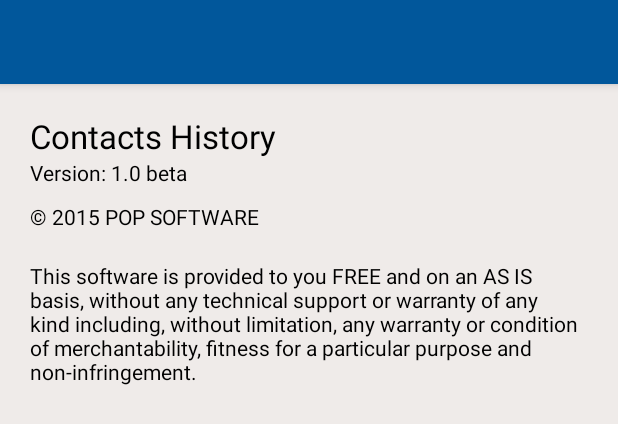
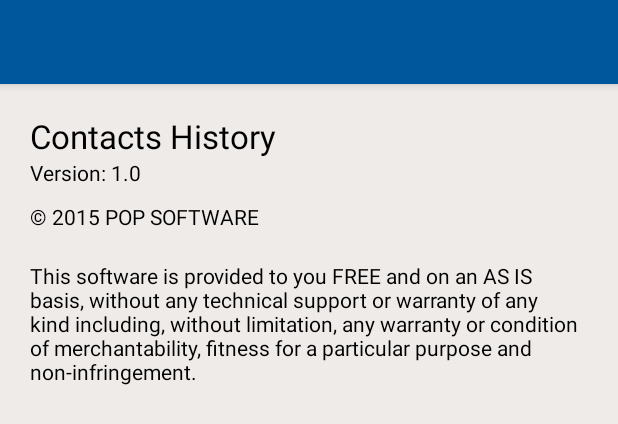
Before and after one commit to raducupop/contactshistory, an Android app: the layout about_layout.xml on its own in the app's theme, with its tools: preview values and no code run, on a phone screen of 412 x 824 dp. Shown: the top 424 px of the screen. Run offline under Robolectric (Android 15) with nearby library versions, the phone set to English and light mode, and no system bars.

Commit message:
release 1.0

```diff
--- a/app/src/main/res/values/strings.xml
+++ b/app/src/main/res/values/strings.xml
@@ -2,7 +2,7 @@
 <resources>
 
     <string name="app_name">Contacts History</string>
-    <string name="app_version">Version: 1.0 beta</string>
+    <string name="app_version">Version: 1.0</string>
     <string name="app_cr_text">© 2015 POP SOFTWARE</string>
 
     <string name="action_settings">Settings</string>
@@ -190,6 +190,6 @@
 
 	<string name="date_util_suffix">ago</string>
 
-     <string name="eula">This software is provided to you FREE and on an "AS IS" basis, without any technical support or warranty of any kind including, without limitation, any warranty or condition of merchantability, fitness for a particular purpose and non-infringement.\n\n</string>
+     <string name="eula" translatable="false">This software is provided to you FREE and on an "AS IS" basis, without any technical support or warranty of any kind including, without limitation, any warranty or condition of merchantability, fitness for a particular purpose and non-infringement.\n\n</string>
 
 </resources>
```
Also changed, not shown: app/src/main/res/values/settings_values.xml (+9 -9 lines), 4 other files.
